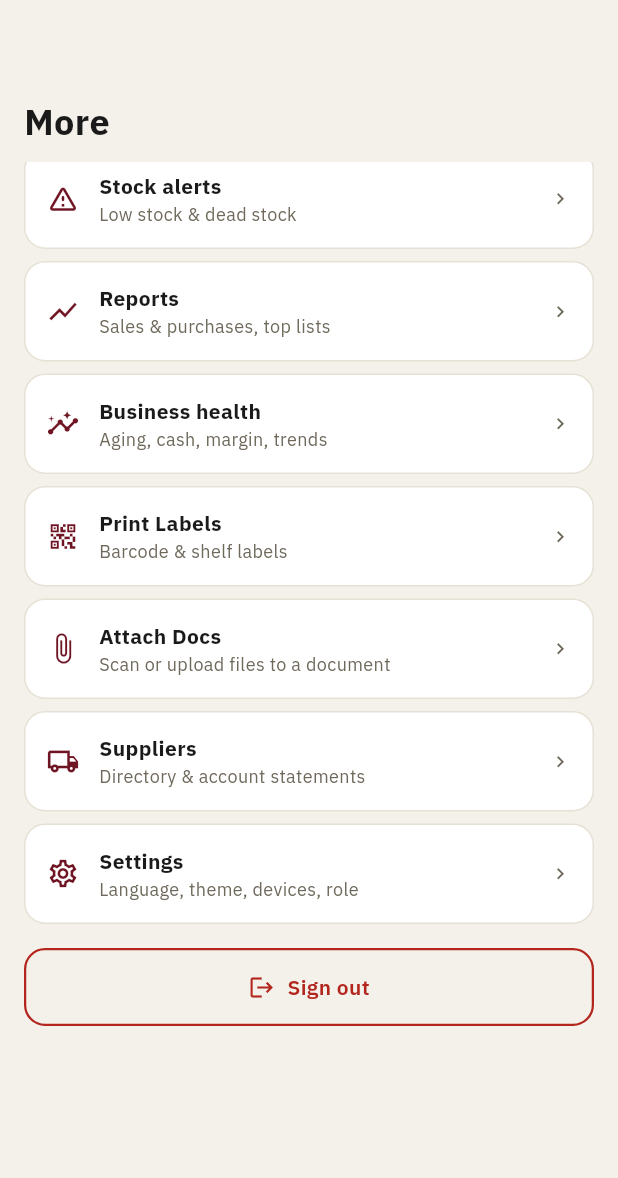
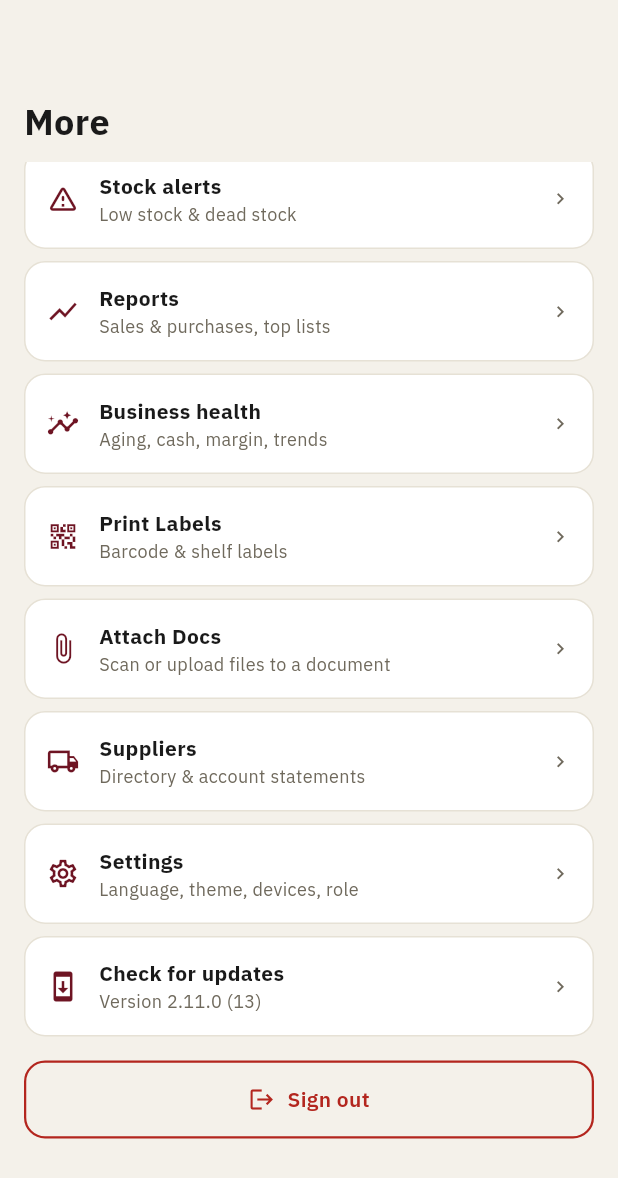
Before and after one commit to murtuza53/LeoCoreMobile, a Flutter app: the MoreScreen widget shown alone on an empty page, opened directly, scrolled down 313 dp, on a phone screen of 412 x 824 dp. Shown: the top 1178 px of the screen. Run offline on Flutter 3.47's test engine with Material 3 defaults, Android fonts, the phone set to English and light mode, and no system bars; our stand-ins replace dio, file_picker, flutter_secure_storage, google_fonts, image_picker, in_app_review and 6 more; missing offline and left inert: cunning_document_scanner, in_app_update, mobile_scanner; accounts and stored records are empty.

Commit message:
fix(auth): stop surprise sign-outs; add Check for updates to More
- A SESSION_TERMINATED on a data call goes through refresh first; the
  refresh endpoint decides whether another device really took over
  (a request racing a token rotation could see the session as ended).
- Refresh-revoked keeps the server's own sign-out message.
- A fresh login counts as a renewal, so the first app switch doesn't
  rotate tokens straight away.
- More -> Check for updates: shows the installed version; on Android runs
  Google Play's immediate update (sign-in kept), else opens the store page;
  on iOS compares with the App Store.

Co-Authored-By: Claude Opus 5.5 <noreply@anthropic.com>

```diff
--- a/leocore_mobile/lib/l10n/ar.dart
+++ b/leocore_mobile/lib/l10n/ar.dart
@@ -133,6 +133,11 @@ const Map<String, String> kArabic = {
   'Could not open Maps': 'تعذّر فتح الخرائط',
   'Could not open the store': 'تعذّر فتح المتجر',
   'Update could not be started': 'تعذّر بدء التحديث',
+  'Check for updates': 'التحقق من التحديثات',
+  'Version': 'الإصدار',
+  'A new version is available — tap to update': 'يتوفر إصدار جديد — اضغط للتحديث',
+  'You have the latest version': 'لديك أحدث إصدار',
+  'Could not check for updates': 'تعذّر التحقق من التحديثات',
   'Press back again to exit': 'اضغط رجوع مرة أخرى للخروج',
   'No fingerprint enrolled on this device': 'لا توجد بصمة مسجّلة على هذا الجهاز',
   'Report export is coming soon': 'تصدير التقارير قريباً',
--- a/leocore_mobile/lib/screens/more_screen.dart
+++ b/leocore_mobile/lib/screens/more_screen.dart
@@ -25,6 +25,7 @@ class MoreScreen extends StatelessWidget {
       if (app.mSuppliers) (Icons.local_shipping_outlined, context.tr('Suppliers'), context.tr('Directory & account statements'), app.goSuppliers),
       (Icons.settings_outlined, context.tr('Settings'), context.tr('Language, theme, devices, role'), () => app.nav(Screen.settings)),
     ];
+    if (app.appVersion.isEmpty) app.loadAppVersion();
 
     return Column(
       crossAxisAlignment: CrossAxisAlignment.stretch,
@@ -41,7 +42,17 @@ class MoreScreen extends StatelessWidget {
                 _MoreRow(icon: it.$1, title: it.$2, subtitle: it.$3, onTap: it.$4),
                 const SizedBox(height: 8),
               ],
-              const SizedBox(height: 8),
+              _MoreRow(
+                icon: Icons.system_update_outlined,
+                title: context.tr('Check for updates'),
+                subtitle: app.updateAvailable
+                    ? context.tr('A new version is available — tap to update')
+                    : '${context.tr('Version')} ${app.appVersion}',
+                onTap: app.checkForUpdateNow,
+                busy: app.checkingUpdate,
+                highlight: app.updateAvailable,
+              ),
+              const SizedBox(height: 16),
               _SignOutButton(),
             ],
           ),
@@ -81,27 +92,44 @@ class _MoreRow extends StatelessWidget {
   final String title;
   final String subtitle;
   final VoidCallback onTap;
-  const _MoreRow({required this.icon, required this.title, required this.subtitle, required this.onTap});
+  final bool busy;
+  final bool highlight;
+  const _MoreRow({
+    required this.icon,
+    required this.title,
+    required this.subtitle,
+    required this.onTap,
+    this.busy = false,
+    this.highlight = false,
+  });
   @override
   Widget build(BuildContext context) {
     final lc = context.lc;
     return LcCard(
-      onTap: onTap,
+      onTap: busy ? null : onTap,
       padding: const EdgeInsets.all(14),
       child: Row(
         children: [
-          Icon(icon, size: 22, color: lc.icon),
+          Icon(icon, size: 22, color: highlight ? lc.prim : lc.icon),
           const SizedBox(width: 13),
           Expanded(
             child: Column(
               crossAxisAlignment: CrossAxisAlignment.start,
               children: [
                 Text(title, style: const TextStyle(fontSize: 14, fontWeight: FontWeight.w700)),
-                Text(subtitle, style: TextStyle(fontSize: 12, color: lc.mut)),
+                Text(subtitle,
+                    style: TextStyle(
+                      fontSize: 12,
+                      color: highlight ? lc.prim : lc.mut,
+                      fontWeight: highlight ? FontWeight.w600 : FontWeight.w400,
+                    )),
               ],
             ),
           ),
-          Icon(Icons.chevron_right, size: 15, color: lc.mut),
+          if (busy)
+            SizedBox(width: 16, height: 16, child: CircularProgressIndicator(strokeWidth: 2, color: lc.prim))
+          else
+            Icon(Icons.chevron_right, size: 15, color: lc.mut),
         ],
       ),
     );
```
Also changed, not shown: leocore_mobile/lib/api/api_client.dart (+15 -6 lines), leocore_mobile/lib/state/app_state.dart (+114 -0 lines).
